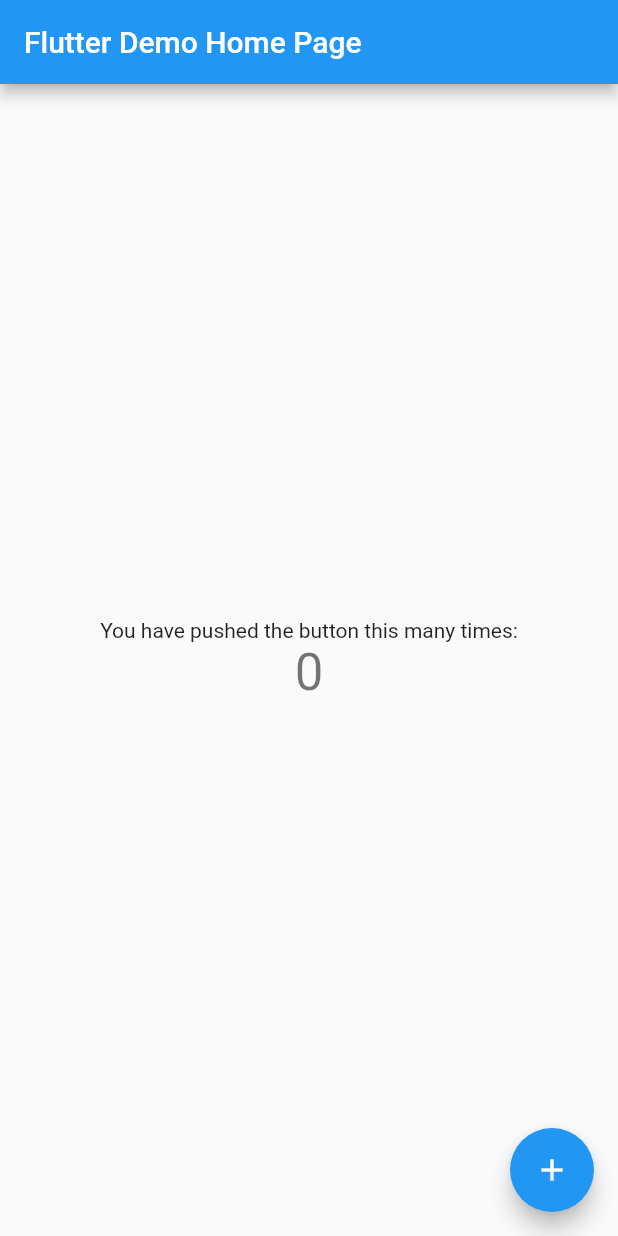
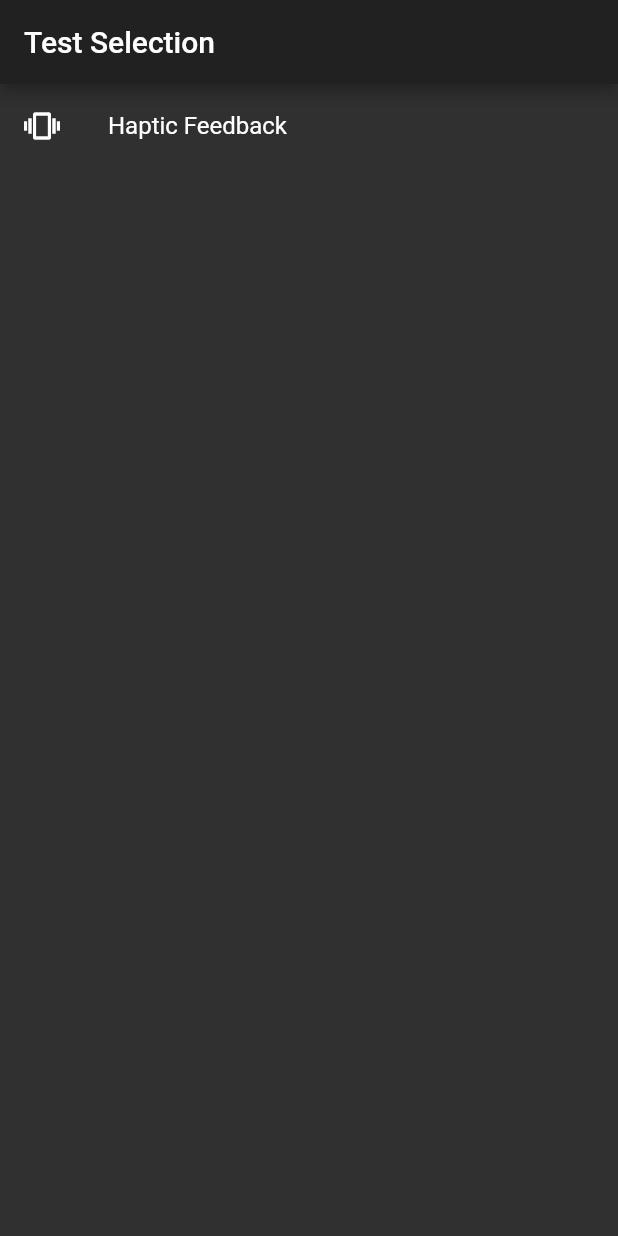
Before and after one commit to bwrs/directsense, a Flutter app: the screen it shows after launch, on a phone screen of 412 x 824 dp. Run offline on Flutter 3.47's test engine with Material 2 defaults, Android fonts, the phone set to English and light mode, and no system bars.

Commit message:
Add central testing screen and vibrational alert functionality.

```diff
--- a/lib/main.dart
+++ b/lib/main.dart
@@ -1,4 +1,6 @@
 import 'package:flutter/material.dart';
+import "package:flutter/services.dart";
+import "dart:async";
 
 void main() => runApp(new MyApp());
 
@@ -7,103 +9,163 @@ class MyApp extends StatelessWidget {
   @override
   Widget build(BuildContext context) {
     return new MaterialApp(
-      title: 'Flutter Demo',
+      title: 'Component Testing',
       theme: new ThemeData(
-        // This is the theme of your application.
-        //
-        // Try running your application with "flutter run". You'll see the
-        // application has a blue toolbar. Then, without quitting the app, try
-        // changing the primarySwatch below to Colors.green and then invoke
-        // "hot reload" (press "r" in the console where you ran "flutter run",
-        // or press Run > Flutter Hot Reload in IntelliJ). Notice that the
-        // counter didn't reset back to zero; the application is not restarted.
-        primarySwatch: Colors.blue,
+        brightness: Brightness.dark,
       ),
-      home: new MyHomePage(title: 'Flutter Demo Home Page'),
+      home: new TestSelectionStateful(),
     );
   }
 }
 
-class MyHomePage extends StatefulWidget {
-  MyHomePage({Key key, this.title}) : super(key: key);
-
-  // This widget is the home page of your application. It is stateful, meaning
-  // that it has a State object (defined below) that contains fields that affect
-  // how it looks.
-
-  // This class is the configuration for the state. It holds the values (in this
-  // case the title) provided by the parent (in this case the App widget) and
-  // used by the build method of the State. Fields in a Widget subclass are
-  // always marked "final".
-
-  final String title;
-
+class TestSelectionStateful extends StatefulWidget {
   @override
-  _MyHomePageState createState() => new _MyHomePageState();
+  createState() => new TestSelection();
 }
 
-class _MyHomePageState extends State<MyHomePage> {
-  int _counter = 0;
+class TestSelection extends State<TestSelectionStateful> {
+  //TestSelection({Key key, this.title}) : super(key: key);
 
-  void _incrementCounter() {
-    setState(() {
-      // This call to setState tells the Flutter framework that something has
-      // changed in this State, which causes it to rerun the build method below
-      // so that the display can reflect the updated values. If we changed
-      // _counter without calling setState(), then the build method would not be
-      // called again, and so nothing would appear to happen.
-      _counter++;
-    });
-  }
+  // This widget is the test selection page.
+  // It is stateless.
 
   @override
   Widget build(BuildContext context) {
-    // This method is rerun every time setState is called, for instance as done
-    // by the _incrementCounter method above.
-    //
-    // The Flutter framework has been optimized to make rerunning build methods
-    // fast, so that you can just rebuild anything that needs updating rather
-    // than having to individually change instances of widgets.
     return new Scaffold(
-      appBar: new AppBar(
-        // Here we take the value from the MyHomePage object that was created by
-        // the App.build method, and use it to set our appbar title.
-        title: new Text(widget.title),
-      ),
-      body: new Center(
-        // Center is a layout widget. It takes a single child and positions it
-        // in the middle of the parent.
-        child: new Column(
-          // Column is also layout widget. It takes a list of children and
-          // arranges them vertically. By default, it sizes itself to fit its
-          // children horizontally, and tries to be as tall as its parent.
-          //
-          // Invoke "debug paint" (press "p" in the console where you ran
-          // "flutter run", or select "Toggle Debug Paint" from the Flutter tool
-          // window in IntelliJ) to see the wireframe for each widget.
-          //
-          // Column has various properties to control how it sizes itself and
-          // how it positions its children. Here we use mainAxisAlignment to
-          // center the children vertically; the main axis here is the vertical
-          // axis because Columns are vertical (the cross axis would be
-          // horizontal).
-          mainAxisAlignment: MainAxisAlignment.center,
-          children: <Widget>[
-            new Text(
-              'You have pushed the button this many times:',
-            ),
-            new Text(
-              '$_counter',
-              style: Theme.of(context).textTheme.display1,
-            ),
-          ],
+        appBar: new AppBar(
+            title: new Text("Test Selection")
         ),
-      ),
-      floatingActionButton: new FloatingActionButton(
-        onPressed: _incrementCounter,
-        tooltip: 'Increment',
-        child: new Icon(Icons.add),
-      ), // This trailing comma makes auto-formatting nicer for build methods.
+        body: new ListView(
+            children: ListTile.divideTiles(
+                context: context,
+                tiles: <Widget>[
+                  ListTile(
+                      leading: new Icon(Icons.vibration),
+                      title: new Text("Haptic Feedback"),
+                      onTap: () {
+                        pushHaptic(context);
+                      }
+                  )
+                ]
+            ).toList()
+        )
+    );
+  }
+
+  void pushHaptic(context) {
+    Navigator.of(context).push(
+        new MaterialPageRoute(
+            builder: (context) {
+              return new Scaffold(
+                  appBar: new AppBar(
+                      title: new Text("Haptic Feedback Tests")
+                  ),
+                  body: new ListView(
+                      children: ListTile.divideTiles(
+                          context: context,
+                          tiles: <Widget>[
+                            ListTile(
+                                title: new Text("Custom 100ms"),
+                                onTap: () {
+                                  GoodVibrations.vibrate(100);
+                                }
+                            ),
+                            ListTile(
+                                title: new Text("Custom 300ms"),
+                                onTap: () {
+                                  GoodVibrations.vibrate(250);
+                                }
+                            ),
+                            ListTile(
+                                title: new Text("Custom 500ms"),
+                                onTap: () {
+                                  GoodVibrations.vibrate(500);
+                                }
+                            ),
+                            ListTile(
+                                title: new Text("SOS"),
+                                onTap: () {
+                                  GoodVibrations.vibrateWithPauses([
+                                    100, 100, 100, 100, 100, 300,
+                                    300, 100, 300, 100, 300, 300,
+                                    100, 100, 100, 100, 100
+                                  ]);
+                                }
+                            ),
+                            ListTile(
+                                title: new Text("Alert 12345 67890"),
+                                onTap: () {
+                                  GoodVibrations.alert("12345 67890");
+                                }
+                            )
+                          ]
+                      ).toList()
+                  )
+              );
+            }
+        )
     );
   }
 }
+
+class GoodVibrations {
+  static const MethodChannel _channel = const MethodChannel(
+      'github.com/clovisnicolas/flutter_vibrate');
+
+  static Future vibrate(ms) =>
+      _channel.invokeMethod("vibrate", {"duration": ms});
+
+  ///Take in an Iterable<int> of the form
+  ///[l_1, p_1, l_2, p_2, ..., l_n]
+  ///then vibrate for l_1 ms,
+  ///pause for p_1 ms,
+  ///vibrate for l_2 ms,
+  ///...
+  ///and vibrate for l_n ms.
+  static Future vibrateWithPauses(Iterable<int> periods) async {
+    bool isVibration = true;
+    for (int d in periods) {
+      if (isVibration && d > 0) {
+        vibrate(d);
+      }
+      await new Future.delayed(Duration(milliseconds: d));
+      isVibration = !isVibration;
+    }
+  }
+
+  static const BinaryMap = {
+    " ": [0, 1200],
+    "0": [75, 1125],
+    "1": [225, 975],
+    "2": [225, 75, 75, 825],
+    "3": [225, 75, 225, 675],
+    "4": [225, 75, 75, 75, 75, 675],
+    "5": [225, 75, 75, 75, 225, 525],
+    "6": [225, 75, 225, 75, 75, 525],
+    "7": [225, 75, 225, 75, 225, 375],
+    "8": [225, 75, 75, 75, 75, 75, 75, 525],
+    "9": [225, 75, 75, 75, 75, 75, 225, 375]
+  };
+
+  static const BinaryMap50_150 = {
+    " ": [0, 1000],
+    "0": [50, 950],
+    "1": [150, 850],
+    "2": [150, 50, 50, 750],
+    "3": [150, 50, 150, 650],
+    "4": [150, 50, 50, 50, 50, 650],
+    "5": [150, 50, 50, 50, 150, 550],
+    "6": [150, 50, 150, 50, 50, 550],
+    "7": [150, 50, 150, 50, 150, 450],
+    "8": [150, 50, 50, 50, 50, 50, 50, 550],
+    "9": [150, 50, 50, 50, 50, 50, 150, 450]
+  };
+
+  static void alert(String data) {
+    List<int> periods = [];
+    for (int i = 0; i < data.length; i++) {
+      periods.addAll(BinaryMap[data[i]]);
+    }
+    vibrateWithPauses(periods);
+  }
+}
--- a/pubspec.yaml
+++ b/pubspec.yaml
@@ -8,6 +8,7 @@ dependencies:
   # The following adds the Cupertino Icons font to your application.
   # Use with the CupertinoIcons class for iOS style icons.
   cupertino_icons: ^0.1.2
+  vibrate: ^0.0.2
 
 dev_dependencies:
   flutter_test:
```
Also changed, not shown: pubspec.lock, 1 other file.
